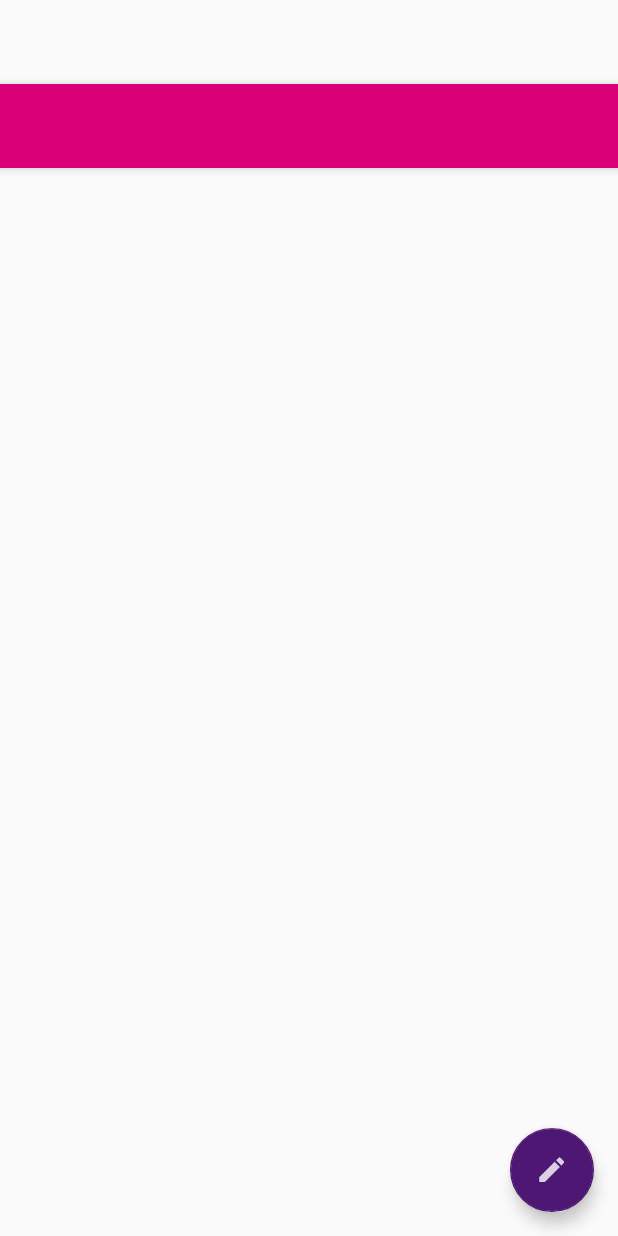
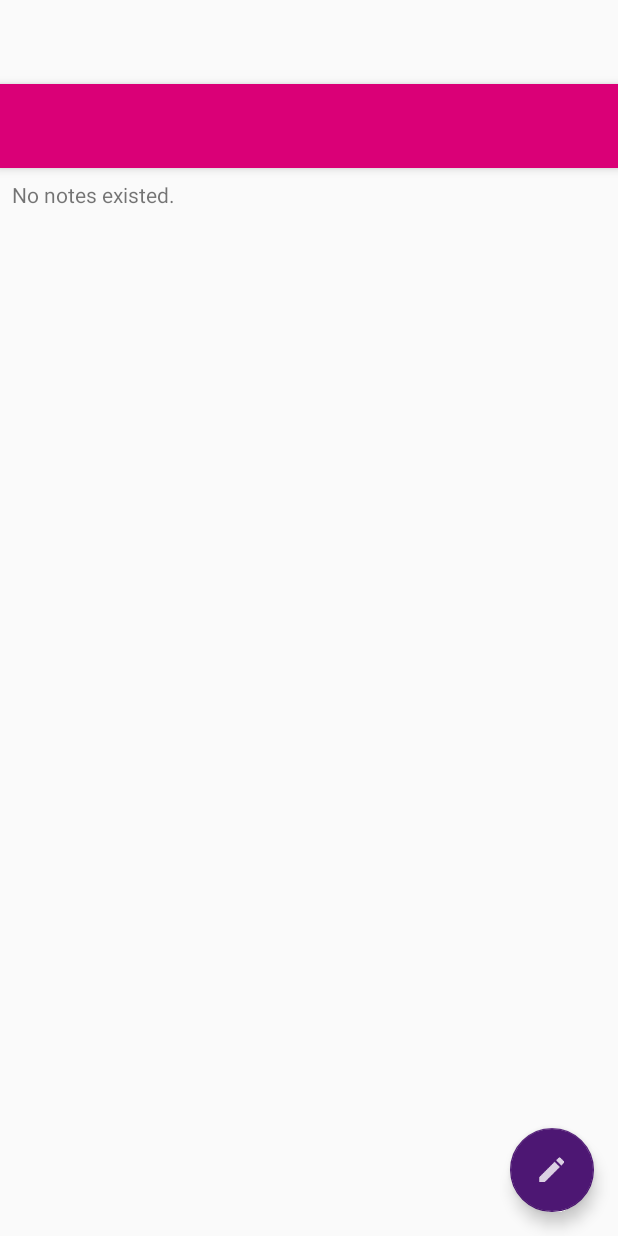
Before and after one commit to dailystudio/dspublic_samples, an Android app: the layout activity_main.xml on its own in the app's theme, with its tools: preview values and no code run, on a phone screen of 412 x 824 dp. Run offline under Robolectric (Android 15) with nearby library versions, the phone set to English and light mode, and no system bars.

Commit message:
[SimpleNoteRx][*]: use rx 1.x instead of 2.x; [SimpleNoteRx][*]: update layout;

```diff
--- a/rxSamples/SimpleNoteRx/app/gradle.properties
+++ b/rxSamples/SimpleNoteRx/app/gradle.properties
@@ -13,6 +13,6 @@ appcompatVersion            = 23.4.0
 designVersion               = 23.4.0
 stethoVersion               = 1.2.0
 
-rxAndroidVersion            = 2.0.1
-rxJavaVersion               = 2.0.1
+rxAndroidVersion            = 1.2.1
+rxJavaVersion               = 1.2.6
 rxBindingVersion            = 1.0.0
--- /dev/null
+++ b/rxSamples/SimpleNoteRx/app/src/main/java/com/dailystudio/simplenoterx/fragment/NoteListFragment.java
@@ -0,0 +1,143 @@
+package com.dailystudio.simplenoterx.fragment;
+
+import android.content.ContentResolver;
+import android.content.Context;
+import android.database.ContentObserver;
+import android.os.Bundle;
+import android.os.Handler;
+import android.os.Looper;
+import android.support.annotation.Nullable;
+import android.support.v4.app.Fragment;
+import android.support.v7.widget.GridLayoutManager;
+import android.support.v7.widget.RecyclerView;
+import android.view.LayoutInflater;
+import android.view.View;
+import android.view.ViewGroup;
+
+import com.dailystudio.dataobject.database.DatabaseConnectivity;
+import com.dailystudio.simplenoterx.R;
+import com.dailystudio.simplenoterx.databaseobject.NoteObject;
+import com.dailystudio.simplenoterx.databaseobject.NoteObjectDatabaseModal;
+import com.dailystudio.simplenoterx.ui.NotesAdapter;
+
+import java.util.List;
+import rx.Observable;
+import rx.Observer;
+import rx.Subscriber;
+import rx.android.schedulers.AndroidSchedulers;
+import rx.functions.Action0;
+import rx.schedulers.Schedulers;
+import rx.subscriptions.Subscriptions;
+
+/**
+ * Created by nanye on 17/2/10.
+ */
+
+public class NoteListFragment extends Fragment {
+
+    private RecyclerView mRecyclerView;
+    private NotesAdapter mAdapter;
+
+    private View mEmptyView;
+
+    @Nullable
+    @Override
+    public View onCreateView(LayoutInflater inflater, @Nullable ViewGroup container, @Nullable Bundle savedInstanceState) {
+        View view = inflater.inflate(R.layout.fragment_note_list, null);
+
+        setupViews(view);
+
+        return view;
+    }
+
+    private void setupViews(View fragmentView) {
+        if (fragmentView == null) {
+            return;
+        }
+
+        mRecyclerView =
+                (RecyclerView) fragmentView.findViewById(android.R.id.list);
+        if (mRecyclerView != null) {
+            mAdapter = new NotesAdapter(getContext());
+            mRecyclerView.setAdapter(mAdapter);
+            mRecyclerView.setLayoutManager(
+                    new GridLayoutManager(getContext(), 2));
+        }
+
+        mEmptyView = fragmentView.findViewById(android.R.id.empty);
+
+        final Observable<List<NoteObject>> notesObservable = Observable.create(new Observable.OnSubscribe<List<NoteObject>>() {
+
+            @Override
+            public void call(final Subscriber<? super List<NoteObject>> subscriber) {
+                final Context context = getContext();
+                final ContentResolver resolver = context.getContentResolver();
+
+                final ContentObserver observer =
+                        new ContentObserver(mContentObserverHandler) {
+                    @Override public void onChange(boolean selfChange) {
+                        List<NoteObject> notes =
+                                NoteObjectDatabaseModal.listNotes(getContext());
+                        subscriber.onNext(notes);
+                    }
+                };
+
+                DatabaseConnectivity connectivity =
+                        new DatabaseConnectivity(context, NoteObject.class);
+
+                resolver.registerContentObserver(
+                        connectivity.getDatabaseObserverUri(), true, observer);
+
+                subscriber.add(Subscriptions.create(new Action0() {
+                    @Override public void call() {
+                        resolver.unregisterContentObserver(observer);
+                    }
+                }));
+
+                List<NoteObject> notes =
+                        NoteObjectDatabaseModal.listNotes(getContext());
+
+                subscriber.onNext(notes); // Trigger initial query.
+            }
+
+        })
+        .observeOn(AndroidSchedulers.mainThread())
+        .subscribeOn(Schedulers.io());
+
+/*        Observable.create(new Observable.OnSubscribe<List<NoteObject>>() {
+            @Override public void call(Subscriber<? super List<NoteObject>> subscriber) {
+                notesObservable.unsafeSubscribe(subscriber);
+            }
+        })*/
+        notesObservable.subscribe(new Observer<List<NoteObject>>() {
+            @Override
+            public void onCompleted() {
+
+            }
+
+            @Override
+            public void onError(Throwable e) {
+
+            }
+
+            @Override
+            public void onNext(List<NoteObject> noteObjects) {
+                mAdapter.setNotes(noteObjects);
+
+                setEmptyViewVisible((noteObjects == null
+                        || noteObjects.size() <= 0));
+            }
+        });
+    }
+
+    private void setEmptyViewVisible(boolean visible) {
+        if (mEmptyView == null) {
+            return;
+        }
+
+        mEmptyView.setVisibility(visible ? View.VISIBLE : View.GONE);
+    }
+
+    final Handler mContentObserverHandler = new Handler(Looper.getMainLooper());
+
+}
--- /dev/null
+++ b/rxSamples/SimpleNoteRx/app/src/main/java/com/dailystudio/simplenoterx/ui/NotesAdapter.java
@@ -0,0 +1,72 @@
+package com.dailystudio.simplenoterx.ui;
+
+import android.content.Context;
+import android.support.v7.widget.RecyclerView;
+import android.view.LayoutInflater;
+import android.view.View;
+import android.view.ViewGroup;
+
+import com.dailystudio.app.ui.AbsArrayItemViewHolder;
+import com.dailystudio.simplenoterx.R;
+import com.dailystudio.simplenoterx.databaseobject.NoteObject;
+
+import java.util.ArrayList;
+import java.util.List;
+
+/**
+ * Created by nanye on 17/2/10.
+ */
+
+public class NotesAdapter extends RecyclerView.Adapter<NoteViewHolder> {
+
+    private List<NoteObject> mNotes;
+
+    private Context mContext;
+
+    public NotesAdapter(Context context) {
+        mContext = context.getApplicationContext();
+        mNotes = new ArrayList<>();
+    }
+
+    public void setNotes(List<NoteObject> notes) {
+        mNotes.clear();
+
+        if (notes != null
+                && notes.size() > 0) {
+            mNotes.addAll(notes);
+        }
+
+        notifyDataSetChanged();
+    }
+
+    public NoteObject getNoteAtPosition(int pos) {
+        if (pos < 0 || pos >= mNotes.size()) {
+            return null;
+        }
+
+        return mNotes.get(pos);
+    }
+
+    @Override
+    public NoteViewHolder onCreateViewHolder(ViewGroup parent, int viewType) {
+        View view = LayoutInflater.from(mContext).inflate(
+                R.layout.layout_note, null);
+
+        return new NoteViewHolder(view);
+    }
+
+    @Override
+    public void onBindViewHolder(NoteViewHolder holder, int position) {
+        NoteObject noteObject = getNoteAtPosition(position);
+
+        if (holder != null) {
+            holder.bindNote(noteObject);
+        }
+    }
+
+    @Override
+    public int getItemCount() {
+        return mNotes.size();
+    }
+
+}
--- a/rxSamples/SimpleNoteRx/app/src/main/res/layout/activity_edit_not.xml
+++ b/rxSamples/SimpleNoteRx/app/src/main/res/layout/activity_edit_not.xml
@@ -1,5 +1,6 @@
 <?xml version="1.0" encoding="utf-8"?>
 <LinearLayout xmlns:android="http://schemas.android.com/apk/res/android"
+    android:id="@+id/root_view"
     android:orientation="vertical" android:layout_width="match_parent"
     android:layout_height="match_parent">
 
--- a/rxSamples/SimpleNoteRx/app/src/main/res/layout/content_main.xml
+++ b/rxSamples/SimpleNoteRx/app/src/main/res/layout/content_main.xml
@@ -5,17 +5,15 @@
     android:id="@+id/content_main"
     android:layout_width="match_parent"
     android:layout_height="match_parent"
-    android:paddingBottom="@dimen/activity_vertical_margin"
-    android:paddingLeft="@dimen/activity_horizontal_margin"
-    android:paddingRight="@dimen/activity_horizontal_margin"
-    android:paddingTop="@dimen/activity_vertical_margin"
+    android:padding="@dimen/note_list_padding"
     app:layout_behavior="@string/appbar_scrolling_view_behavior"
     tools:context="com.dailystudio.simplenoterx.MainActivity"
     tools:showIn="@layout/activity_main">
-<!--
-    <TextView
-        android:layout_width="wrap_content"
-        android:layout_height="wrap_content"
-        android:text="Hello World!" />
--->
+
+    <fragment
+        android:id="@+id/fragment_note_list"
+        android:name="com.dailystudio.simplenoterx.fragment.NoteListFragment"
+        android:layout_width="match_parent"
+        android:layout_height="match_parent"/>
+
 </RelativeLayout>
--- /dev/null
+++ b/rxSamples/SimpleNoteRx/app/src/main/res/layout/fragment_note_list.xml
@@ -0,0 +1,20 @@
+<?xml version="1.0" encoding="utf-8"?>
+<RelativeLayout xmlns:android="http://schemas.android.com/apk/res/android"
+    android:id="@+id/fragment_view_root"
+    android:layout_width="match_parent"
+    android:layout_height="match_parent">
+
+    <android.support.v7.widget.RecyclerView
+        android:id="@android:id/list"
+        style="@style/DefaultRecyclerView"
+        android:layout_width="match_parent"
+        android:layout_height="match_parent"/>
+
+    <TextView
+        android:id="@android:id/empty"
+        style="@style/DefaultEmptyText"
+        android:text="@string/no_notes_prompt"
+        android:layout_width="fill_parent"
+        android:layout_height="fill_parent"/>
+
+</RelativeLayout>
--- a/rxSamples/SimpleNoteRx/app/src/main/res/values/colors.xml
+++ b/rxSamples/SimpleNoteRx/app/src/main/res/values/colors.xml
@@ -3,4 +3,7 @@
     <color name="colorPrimary">#DA0077</color>
     <color name="colorPrimaryDark">#B60075</color>
     <color name="colorAccent">#4D1773</color>
+
+    <color name="card_title_bg_color">@color/colorPrimary</color>
+
 </resources>
--- a/rxSamples/SimpleNoteRx/build.gradle
+++ b/rxSamples/SimpleNoteRx/build.gradle
@@ -14,6 +14,7 @@ buildscript {
 
 allprojects {
     repositories {
+        mavenCentral()
         jcenter()
     }
 }
```
Also changed, not shown: rxSamples/SimpleNoteRx/app/build.gradle (+2 -7 lines), rxSamples/SimpleNoteRx/app/src/main/AndroidManifest.xml (+7 -1 lines), rxSamples/SimpleNoteRx/app/src/main/java/com/dailystudio/simplenoterx/SimpleNoteRxConnectivityProvider.java (added, +10 -0 lines), rxSamples/SimpleNoteRx/app/src/main/java/com/dailystudio/simplenoterx/activity/EditNoteActivity.java (+66 -0 lines), rxSamples/SimpleNoteRx/app/src/main/java/com/dailystudio/simplenoterx/databaseobject/NoteObjectDatabaseModal.java (added, +96 -0 lines), rxSamples/SimpleNoteRx/app/src/main/java/com/dailystudio/simplenoterx/fragment/EditNoteFragment.java (+23 -20 lines), rxSamples/SimpleNoteRx/app/src/main/java/com/dailystudio/simplenoterx/ui/NoteViewHolder.java (added, +47 -0 lines), rxSamples/SimpleNoteRx/app/src/main/res/layout/layout_note.xml (added, +38 -0 lines), rxSamples/SimpleNoteRx/app/src/main/res/menu/menu_edit.xml (added, +10 -0 lines), rxSamples/SimpleNoteRx/app/src/main/res/values/dimens.xml (+10 -0 lines), rxSamples/SimpleNoteRx/app/src/main/res/values/strings.xml (+7 -0 lines), rxSamples/SimpleNoteRx/app/src/main/res/values/styles.xml (+23 -0 lines).
